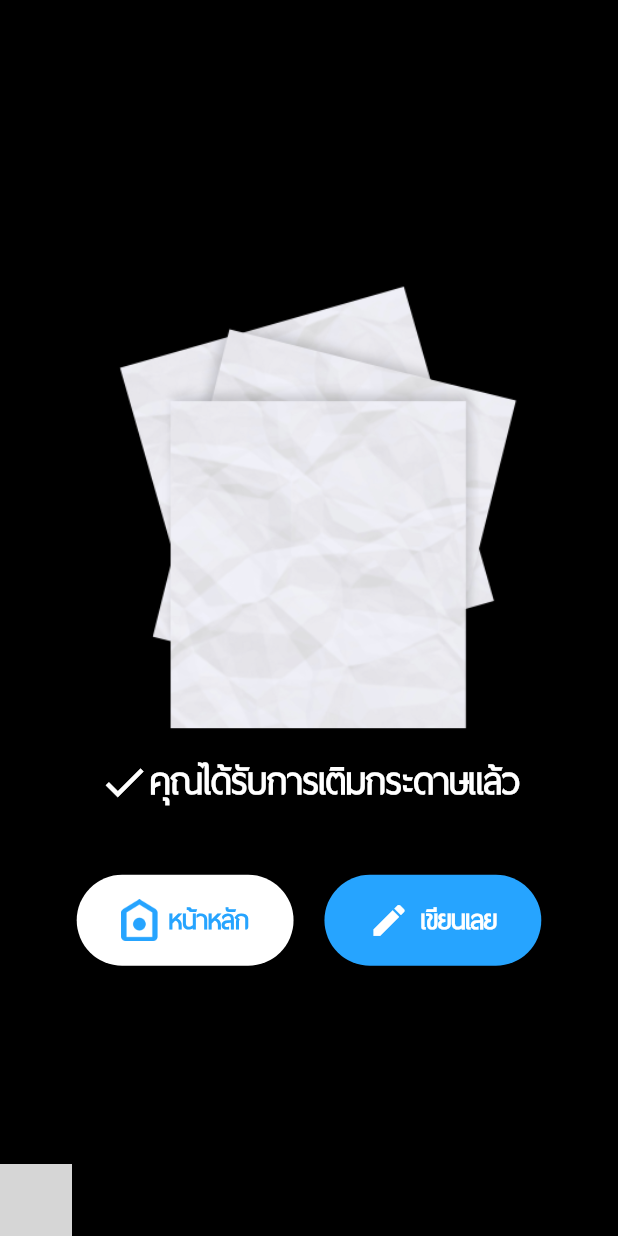
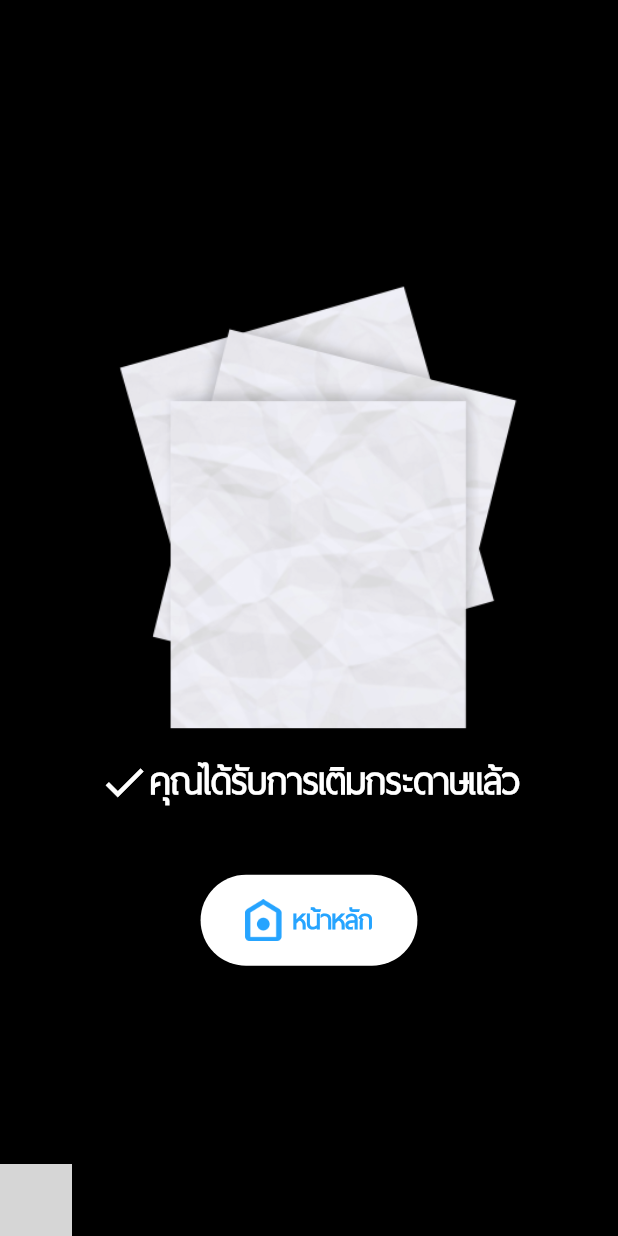
Before and after one commit to kithe-raker/scrap, a Flutter app: the Showfinishpaper screen opened directly, after a tap on "Paper", on a phone screen of 412 x 824 dp. Run offline on Flutter 3.47's test engine with Material 2 defaults, Android fonts, the phone set to English and light mode, and no system bars; our stand-ins replace auto_size_text, cached_network_image, cloud_firestore, firebase_auth, firebase_core, firebase_database and 17 more; missing offline and left inert: admob_flutter, countdown, firebase_admob, flare_splash_screen, flutter_cupertino_date_picker, geoflutterfire; accounts and stored records are empty; grey boxes are pictures that could not be loaded.

Commit message:
fix reset scrap issue (android)

```diff
--- a/lib/widget/dialog/WatchVideoDialog.dart
+++ b/lib/widget/dialog/WatchVideoDialog.dart
@@ -148,7 +148,10 @@ void dialogvideo(BuildContext context, String uid) {
                                                 AdmobService().getVideoAdId(),
                                             listener: (event) async {
                                               if (event ==
-                                                  MobileAdEvent.impression) {
+                                                      MobileAdEvent
+                                                          .impression ||
+                                                  event ==
+                                                      MobileAdEvent.closed) {
                                                 await scrap.resetScrap(context,
                                                     uid: uid);
                                                 setState(() => loading = false);
--- a/lib/widget/showdialogfinishpaper.dart
+++ b/lib/widget/showdialogfinishpaper.dart
@@ -115,35 +115,7 @@ void dialogfinishpaper(BuildContext context) {
                                 Navigator.pop(context);
                                 Navigator.pop(context);
                               },
-                            ),
-                            InkWell(
-                                child: Container(
-                                  margin: EdgeInsets.only(left: a.width / 20),
-                                  width: a.width / 2.85,
-                                  height: a.width / 6.8,
-                                  decoration: BoxDecoration(
-                                      color: Color(0xff26A4FF),
-                                      borderRadius:
-                                          BorderRadius.circular(a.width)),
-                                  alignment: Alignment.center,
-                                  child: Row(
-                                    mainAxisAlignment: MainAxisAlignment.center,
-                                    children: <Widget>[
-                                      Icon(
-                                        Icons.create,
-                                        color: Colors.white,
-                                        size: a.width / 15,
-                                      ),
-                                      Text("\tเขียนเลย",
-                                          style: TextStyle(
-                                              color: Colors.white,
-                                              fontSize: a.width / 15 / 1.2,
-                                              fontWeight: FontWeight.bold)),
-                                    ],
-                                  ),
-                                ),
-                                //ให้ dialog แรกหายไปก่อนแล้วเปิด dialog2
-                                onTap: () {}),
+                            )
                           ],
                         ),
                       )
```
